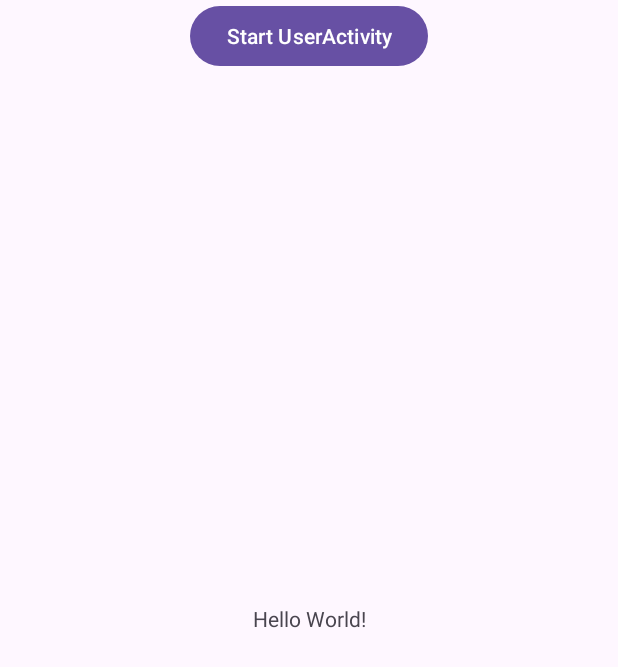
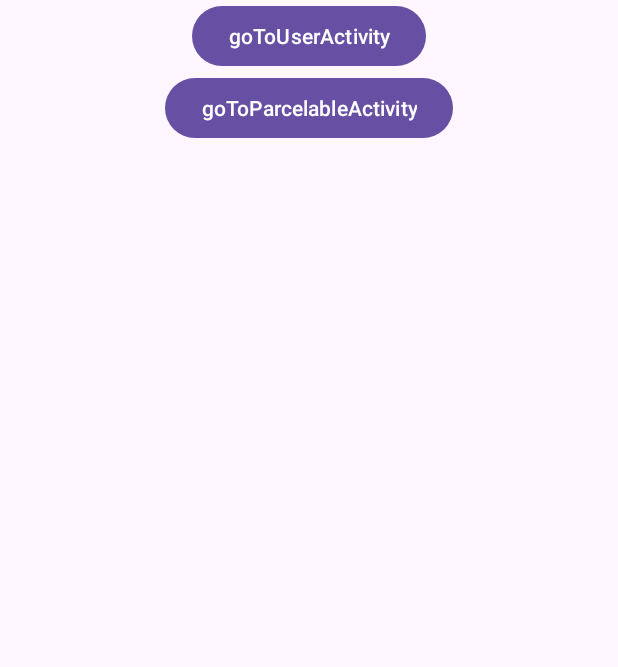
Before and after one commit to PlushTz/Narwhal, an Android app: the layout activity_main.xml on its own in the app's theme, with its tools: preview values and no code run, on a phone screen of 412 x 824 dp. Shown: the top 667 px of the screen. Run offline under Robolectric (Android 15) with nearby library versions, the phone set to English and light mode, and no system bars.

Commit message:
feat(master):完善demo使用kotlin跳转

```diff
--- a/app/src/main/java/com/eetrust/narwhal/demo/ParcelableActivity.kt
+++ b/app/src/main/java/com/eetrust/narwhal/demo/ParcelableActivity.kt
@@ -15,10 +15,12 @@ import com.eetrust.annotations.Optional
 @Builder
 class ParcelableActivity : AppCompatActivity() {
     @Optional
-    lateinit var user: User
+    var user: User? = null
+    @Optional(intValue = 123)
+    var createTime: Long? = null
     override fun onCreate(savedInstanceState: Bundle?) {
         super.onCreate(savedInstanceState)
-//        ParcelableActivityBuilder.inject(this, savedInstanceState)
         Log.d("TAG", "$user")
+        Log.d("TAG", "$createTime")
     }
 }
--- a/app/src/main/res/layout/activity_main.xml
+++ b/app/src/main/res/layout/activity_main.xml
@@ -13,23 +13,23 @@
         android:layout_height="match_parent"
         tools:context=".MainActivity">
 
-        <TextView
+        <Button
+            android:id="@+id/btn_go_to_user_activity"
             android:layout_width="wrap_content"
             android:layout_height="wrap_content"
-            android:text="Hello World!"
-            app:layout_constraintBottom_toBottomOf="parent"
+            android:text="@string/go_to_user_activity"
             app:layout_constraintEnd_toEndOf="parent"
             app:layout_constraintStart_toStartOf="parent"
             app:layout_constraintTop_toTopOf="parent" />
 
         <Button
-            android:id="@+id/btn_start"
+            android:id="@+id/btn_go_to_parcelable_activity"
             android:layout_width="wrap_content"
             android:layout_height="wrap_content"
-            android:text="Start UserActivity"
+            android:text="@string/go_to_parcelable_activity"
             app:layout_constraintEnd_toEndOf="parent"
             app:layout_constraintStart_toStartOf="parent"
-            app:layout_constraintTop_toTopOf="parent" />
+            app:layout_constraintTop_toBottomOf="@+id/btn_go_to_user_activity" />
 
     </androidx.constraintlayout.widget.ConstraintLayout>
 </layout>
--- a/app/src/main/res/values/strings.xml
+++ b/app/src/main/res/values/strings.xml
@@ -1,3 +1,5 @@
 <resources>
     <string name="app_name">Narwhal</string>
+    <string name="go_to_user_activity">goToUserActivity</string>
+    <string name="go_to_parcelable_activity">goToParcelableActivity</string>
 </resources>
--- a/complier/src/main/java/com/eetrust/complier/activity/ActivityClassBuilder.kt
+++ b/complier/src/main/java/com/eetrust/complier/activity/ActivityClassBuilder.kt
@@ -35,7 +35,9 @@ class ActivityClassBuilder(private val activityClass: ActivityClass) {
         InjectMethodBuilder(activityClass).build(typeBuilder)
         SaveStateMethodBuilder(activityClass).build(typeBuilder)
         if (activityClass.isKotlin) {
-            StartKotlinFunctionBuilder(activityClass).build(FileSpec.builder(activityClass.packageName, activityClass.simpleName + POSIX))
+            val fileBuilder = FileSpec.builder(activityClass.packageName, activityClass.simpleName + POSIX)
+            StartKotlinFunctionBuilder(activityClass).build(fileBuilder)
+            writeKotlinToFile(filer, fileBuilder.build())
         }
         writeJavaToFile(filer, typeBuilder.build())
     }
```
Also changed, not shown: app/src/main/java/com/eetrust/narwhal/demo/MainActivity.kt (+6 -10 lines), complier/src/main/java/com/eetrust/complier/activity/mothod/StartKotlinFunctionBuilder.kt (+3 -6 lines).
